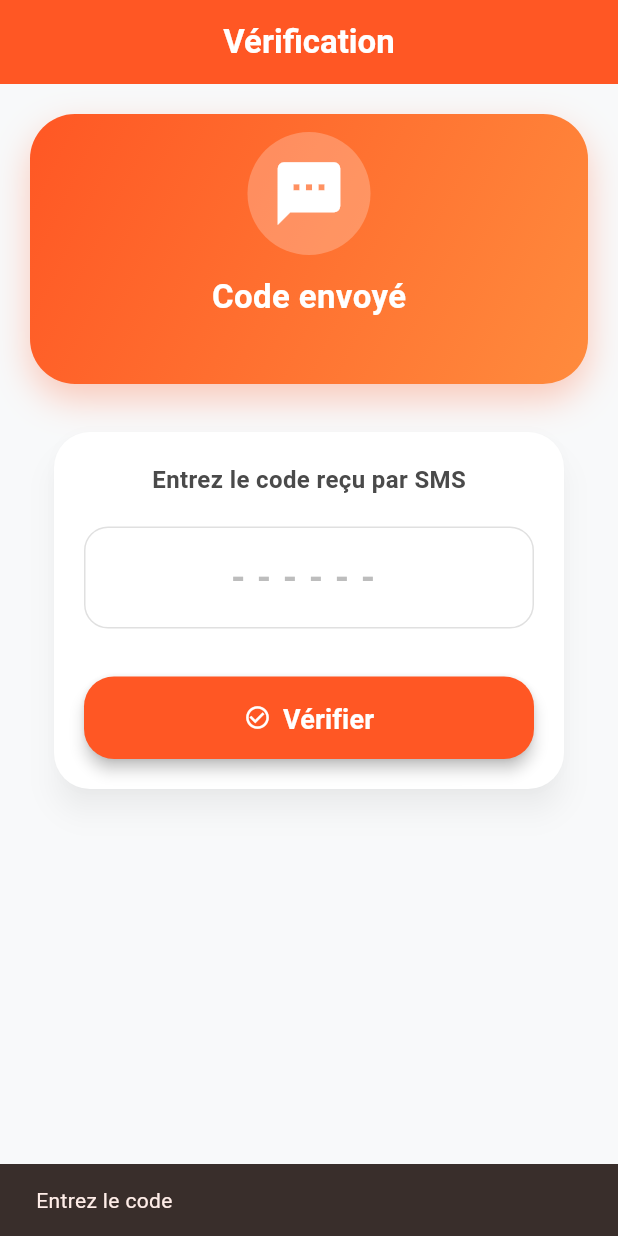
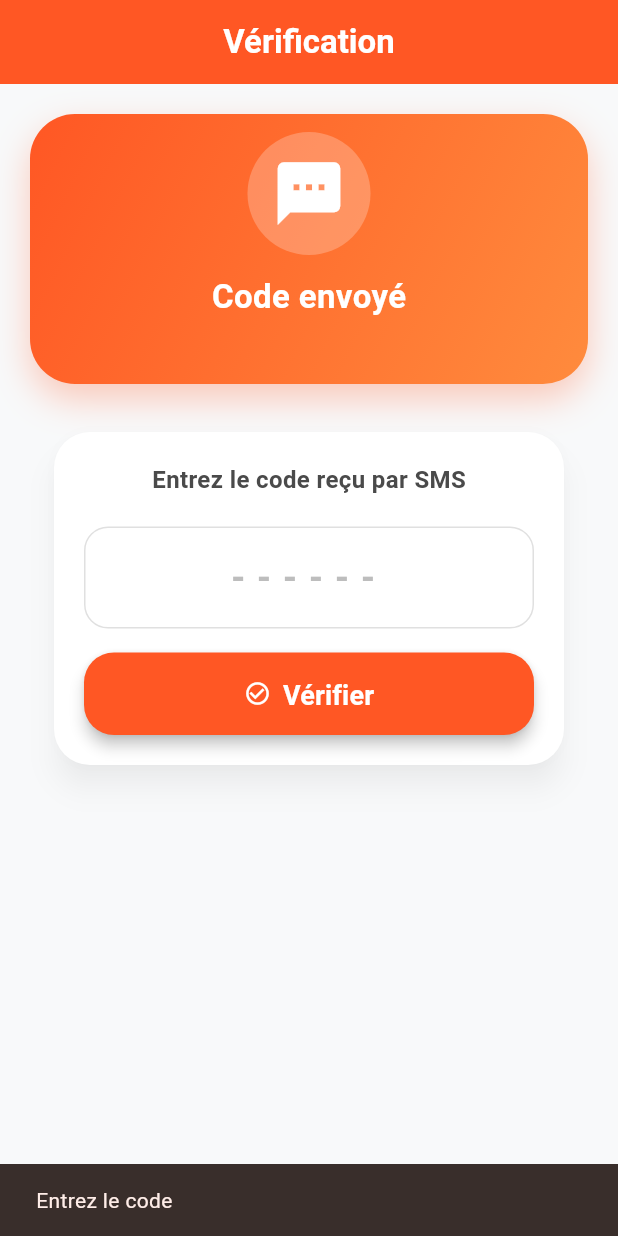
Before and after one commit to aziz-arbi/kartoucha_delivery, a Flutter app: the VerificationScreen screen opened directly with empty values, after a tap on "Vérifier", on a phone screen of 412 x 824 dp. Run offline on Flutter 3.47's test engine with Material 3 defaults, Android fonts, the phone set to English and light mode, and no system bars; our stand-ins replace cloud_firestore, firebase_auth, firebase_core, firebase_messaging, flutter_local_notifications, flutter_map and 7 more; accounts and stored records are empty.

Commit message:
Fix WhatsApp verification lookup and remove debug output

```diff
--- a/lib/screens/auth/verification_screen.dart
+++ b/lib/screens/auth/verification_screen.dart
@@ -22,7 +22,6 @@ class _VerificationScreenState extends State<VerificationScreen>
   bool _isLoading = false;
   late AnimationController _animController;
   late Animation<double> _scaleAnimation;
-  String? _debugInfo;
 
   @override
   void initState() {
@@ -60,7 +59,6 @@ class _VerificationScreenState extends State<VerificationScreen>
           padding: const EdgeInsets.all(20),
           child: Column(
             children: [
-              // Header card (same as before)
               Container(
                 height: 180,
                 width: double.infinity,
@@ -105,7 +103,7 @@ class _VerificationScreenState extends State<VerificationScreen>
                     ),
                     const SizedBox(height: 8),
                     Text(
-                      '${widget.phone}',
+                      widget.phone,
                       style: const TextStyle(
                         color: Colors.white70,
                         fontSize: 16,
@@ -116,8 +114,6 @@ class _VerificationScreenState extends State<VerificationScreen>
                 ),
               ),
               const SizedBox(height: 24),
-
-              // Form card
               Card(
                 shape: RoundedRectangleBorder(
                   borderRadius: BorderRadius.circular(24),
@@ -161,18 +157,6 @@ class _VerificationScreenState extends State<VerificationScreen>
                         maxLength: 6,
                       ),
                       const SizedBox(height: 16),
-                      if (_debugInfo != null)
-                        Padding(
-                          padding: const EdgeInsets.only(bottom: 8),
-                          child: Text(
-                            _debugInfo!,
-                            style: const TextStyle(
-                              fontSize: 12,
-                              color: Colors.orange,
-                            ),
-                          ),
-                        ),
-                      const SizedBox(height: 16),
                       SizedBox(
                         width: double.infinity,
                         height: 55,
@@ -209,6 +193,7 @@ class _VerificationScreenState extends State<VerificationScreen>
 
   Future<void> _verifyCode() async {
     final enteredCode = _codeController.text.trim();
+
     if (enteredCode.isEmpty) {
       ScaffoldMessenger.of(
         context,
@@ -216,53 +201,46 @@ class _VerificationScreenState extends State<VerificationScreen>
       return;
     }
 
-    setState(() {
-      _isLoading = true;
-      _debugInfo = null;
-    });
+    if (enteredCode.length != 6) {
+      ScaffoldMessenger.of(
+        context,
+      ).showSnackBar(
+        const SnackBar(content: Text('Le code doit contenir 6 chiffres')),
+      );
+      return;
+    }
+
+    setState(() => _isLoading = true);
 
     try {
-      // Normalize phone for search (remove spaces, keep digits and +)
       final rawPhone = widget.phone.trim();
       final normalizedPhone = rawPhone.replaceAll(RegExp(r'[^\d+]'), '');
 
-      setState(() {
-        _debugInfo = 'Recherche pour $normalizedPhone...';
-      });
+      final phoneVariants = <String>{
+        rawPhone,
+        normalizedPhone,
+        if (normalizedPhone.startsWith('+216'))
+          normalizedPhone.substring(4),
+        if (normalizedPhone.startsWith('216') && normalizedPhone.length > 8)
+          normalizedPhone.substring(3),
+      }.where((phone) => phone.isNotEmpty).toList();
 
-      // Query pending_users with multiple phone variations
       QuerySnapshot query = await FirebaseFirestore.instance
           .collection('pending_users')
-          .where('phone', isEqualTo: rawPhone)
+          .where('phone', isEqualTo: phoneVariants.first)
           .where('approved', isEqualTo: true)
-          .where('denied', isEqualTo: false)
           .limit(1)
           .get();
 
-      if (query.docs.isEmpty) {
-        // Try normalized version
+      for (final phone in phoneVariants.skip(1)) {
+        if (query.docs.isNotEmpty) break;
+
         query = await FirebaseFirestore.instance
             .collection('pending_users')
-            .where('phone', isEqualTo: normalizedPhone)
+            .where('phone', isEqualTo: phone)
             .where('approved', isEqualTo: true)
-            .where('denied', isEqualTo: false)
             .limit(1)
             .get();
-      }
-
-      if (query.docs.isEmpty) {
-        // Try without country code (if phone starts with +216, remove it)
-        String withoutCountry = normalizedPhone;
-        if (normalizedPhone.startsWith('+216')) {
-          withoutCountry = normalizedPhone.substring(4);
-          query = await FirebaseFirestore.instance
-              .collection('pending_users')
-              .where('phone', isEqualTo: withoutCountry)
-              .where('approved', isEqualTo: true)
-              .where('denied', isEqualTo: false)
-              .limit(1)
-              .get();
-        }
       }
 
       if (query.docs.isEmpty) {
@@ -272,23 +250,20 @@ class _VerificationScreenState extends State<VerificationScreen>
       final doc = query.docs.first;
       final data = doc.data() as Map<String, dynamic>;
 
-      final storedCodeRaw = data['verificationCode'];
-      final storedCode = storedCodeRaw?.toString().trim() ?? '';
-      final enteredCodeClean = enteredCode.trim();
+      if (data['denied'] == true) {
+        throw 'Cette demande a été refusée. Contactez l\'administrateur.';
+      }
 
-      setState(() {
-        _debugInfo = 'Stored: "$storedCode" | Entered: "$enteredCodeClean"';
-      });
+      final storedCode = data['verificationCode']?.toString().trim() ?? '';
 
       if (storedCode.isEmpty) {
         throw 'Aucun code de vérification généré. Demandez à l\'admin de régénérer le code.';
       }
 
-      if (storedCode != enteredCodeClean) {
+      if (storedCode != enteredCode) {
         throw 'Code incorrect. Vérifiez le code envoyé par WhatsApp.';
       }
 
-      // ✅ Code matches – create user account
       await AuthService().createApprovedUser(
         doc.id,
         data['name'],
@@ -298,7 +273,6 @@ class _VerificationScreenState extends State<VerificationScreen>
 
       await doc.reference.delete();
 
-      // Save FCM token
       try {
         final token = await FirebaseMessaging.instance.getToken();
         final currentUser = FirebaseAuth.instance.currentUser;
@@ -320,9 +294,6 @@ class _VerificationScreenState extends State<VerificationScreen>
         );
       }
     } catch (e) {
-      setState(() {
-        _debugInfo = null;
-      });
       if (mounted) {
         ScaffoldMessenger.of(
           context,
```
